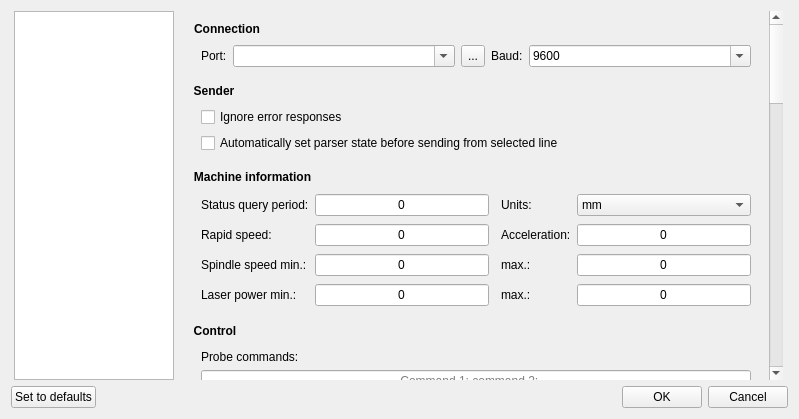
Old version of the form src/frmsettings.ui in the repository hjliaw/Candle-lathe.
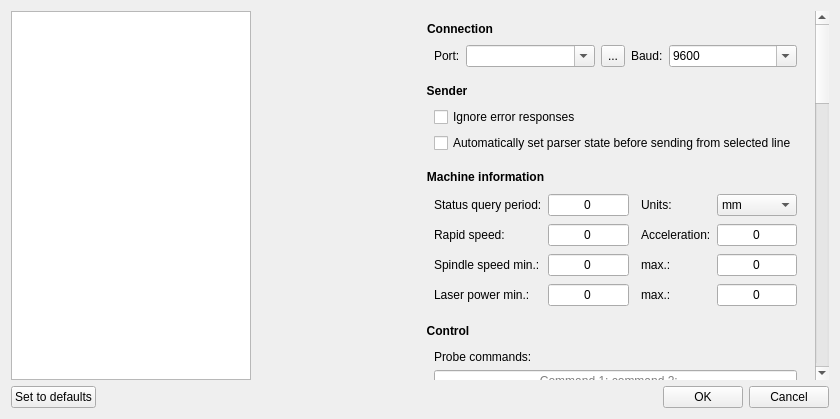
New version of the form. Icons and pictures are not drawn. Custom widgets are drawn as their Qt base class.

Commit message: smaller setting window, needs to edit settings.ini on rpi as well

```diff
--- a/src/frmsettings.ui
+++ b/src/frmsettings.ui
@@ -9,7 +9,7 @@
    <rect>
     <x>0</x>
     <y>0</y>
-    <width>799</width>
+    <width>840</width>
     <height>419</height>
    </rect>
   </property>
@@ -44,14 +44,20 @@
   <layout class="QVBoxLayout" name="verticalLayout_17">
    <item>
     <layout class="QHBoxLayout" name="horizontalLayout_2">
-     <item>
+     <item alignment="Qt::AlignLeft">
       <widget class="QListWidget" name="listCategories">
        <property name="enabled">
         <bool>true</bool>
        </property>
-       <property name="maximumSize">
+       <property name="minimumSize">
         <size>
          <width>160</width>
+         <height>0</height>
+        </size>
+       </property>
+       <property name="maximumSize">
+        <size>
+         <width>240</width>
          <height>16777215</height>
         </size>
        </property>
@@ -152,6 +158,12 @@
               </item>
               <item>
                <widget class="QComboBox" name="cboBaud">
+                <property name="maximumSize">
+                 <size>
+                  <width>160</width>
+                  <height>16777215</height>
+                 </size>
+                </property>
                 <property name="editable">
                  <bool>true</bool>
                 </property>
```
The commit also changes 2 other files.
